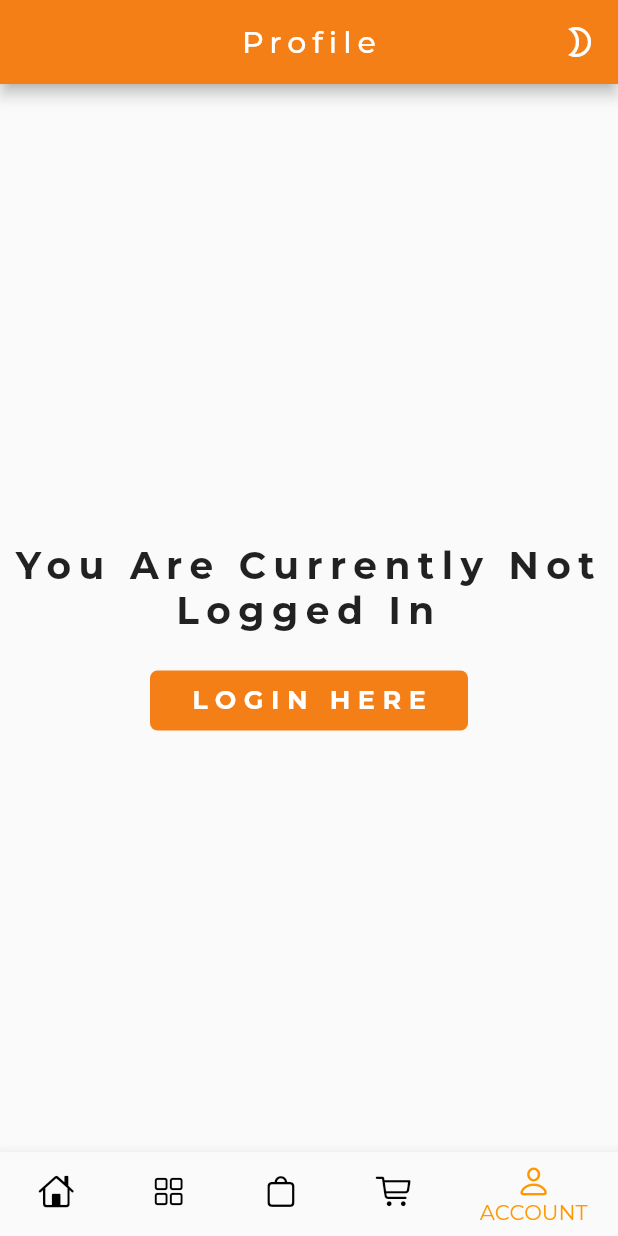
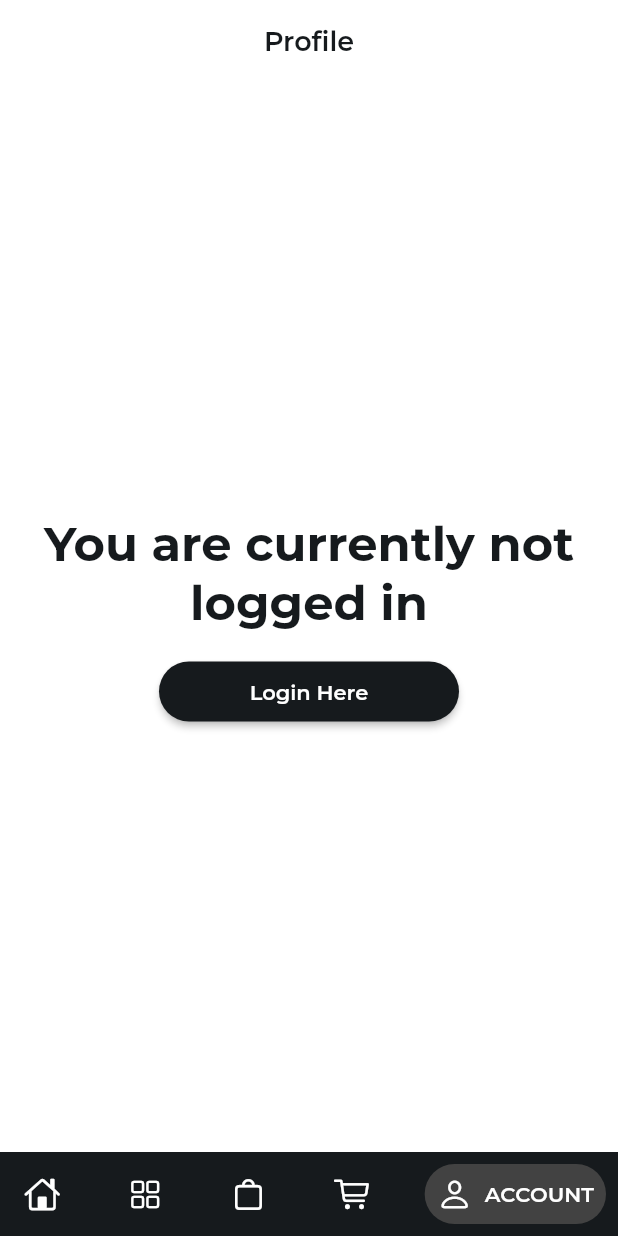
Before and after one commit to bryandk26/second_hand, a Flutter app: the screen it shows after launch, item 5 of the bottom bar chosen, on a phone screen of 412 x 824 dp. Run offline on Flutter 3.47's test engine with Material 2 defaults, Android fonts, the phone set to English and light mode, and no system bars; drawn by our look-alikes of google_nav_bar; our stand-ins replace cloud_firestore, firebase_auth, firebase_core, firebase_storage, flutter_easyloading, image_picker; accounts and stored records are empty.

Commit message:
refactor accountScreen + editProfileScreen

```diff
--- a/lib/buyers/views/auth/login_view.dart
+++ b/lib/buyers/views/auth/login_view.dart
@@ -102,7 +102,6 @@ class _LoginViewState extends State<LoginView> {
                   TextFormGlobal(
                     text: 'Email',
                     textInputType: TextInputType.emailAddress,
-                    obsecure: false,
                     context: context,
                     onChanged: (value) {
                       email = value;
--- a/lib/buyers/views/auth/register_view.dart
+++ b/lib/buyers/views/auth/register_view.dart
@@ -120,7 +120,6 @@ class _RegisterViewState extends State<RegisterView> {
                   TextFormGlobal(
                     text: 'Full Name',
                     textInputType: TextInputType.text,
-                    obsecure: false,
                     context: context,
                     onChanged: (value) {
                       fullName = value;
@@ -133,7 +132,6 @@ class _RegisterViewState extends State<RegisterView> {
                   TextFormGlobal(
                     text: 'Email',
                     textInputType: TextInputType.emailAddress,
-                    obsecure: false,
                     context: context,
                     onChanged: (value) {
                       email = value;
@@ -146,7 +144,6 @@ class _RegisterViewState extends State<RegisterView> {
                   TextFormGlobal(
                     text: 'Phone Number',
                     textInputType: TextInputType.phone,
-                    obsecure: false,
                     context: context,
                     onChanged: (value) {
                       phoneNumber = value;
--- a/lib/buyers/views/main_screen.dart
+++ b/lib/buyers/views/main_screen.dart
@@ -1,10 +1,12 @@
 import 'package:flutter/cupertino.dart';
 import 'package:flutter/material.dart';
+import 'package:google_nav_bar/google_nav_bar.dart';
 import 'package:second_chance/buyers/views/nav_screens/account_screen.dart';
 import 'package:second_chance/buyers/views/nav_screens/cart_screen.dart';
 import 'package:second_chance/buyers/views/nav_screens/categories_screen.dart';
 import 'package:second_chance/buyers/views/nav_screens/home_screen.dart';
 import 'package:second_chance/buyers/views/nav_screens/store_screen.dart';
+import 'package:second_chance/theme.dart';
 
 class MainScreen extends StatefulWidget {
   const MainScreen({super.key});
@@ -26,37 +28,46 @@ class _MainScreenState extends State<MainScreen> {
   @override
   Widget build(BuildContext context) {
     return Scaffold(
-      bottomNavigationBar: BottomNavigationBar(
-        currentIndex: _pageIndex,
-        onTap: (value) {
+      bottomNavigationBar: Container(
+        color: blackColor,
+        child: Padding(
+          padding: const EdgeInsets.all(8.0),
+          child: GNav(
+              backgroundColor: blackColor,
+              color: whiteColor,
+              activeColor: whiteColor,
+              tabBackgroundColor: darkGrey,
+              gap: 8,
+              padding: EdgeInsets.all(8),
+              selectedIndex: _pageIndex,
+              onTabChange: (value) {
                 setState(() {
                   _pageIndex = value;
                 });
               },
-        unselectedItemColor: Colors.black,
-        selectedItemColor: Colors.orange,
-        items: [
-          BottomNavigationBarItem(
-            icon: Icon(CupertinoIcons.home),
-            label: 'HOME',
+              tabs: [
+                GButton(
+                  icon: CupertinoIcons.home,
+                  text: 'HOME',
                 ),
-          BottomNavigationBarItem(
-            icon: Icon(CupertinoIcons.square_grid_2x2),
-            label: 'CATEGORIES',
+                GButton(
+                  icon: CupertinoIcons.square_grid_2x2,
+                  text: 'CATEGORIES',
                 ),
-          BottomNavigationBarItem(
-            icon: Icon(CupertinoIcons.bag),
-            label: 'STORE',
+                GButton(
+                  icon: CupertinoIcons.bag,
+                  text: 'STORE',
                 ),
-          BottomNavigationBarItem(
-            icon: Icon(CupertinoIcons.cart),
-            label: 'CART',
+                GButton(
+                  icon: CupertinoIcons.cart,
+                  text: 'CART',
                 ),
-          BottomNavigationBarItem(
-            icon: Icon(CupertinoIcons.person),
-            label: 'ACCOUNT',
+                GButton(
+                  icon: CupertinoIcons.person,
+                  text: 'ACCOUNT',
                 ),
-        ],
+              ]),
+        ),
       ),
       body: _pages[_pageIndex],
     );
--- /dev/null
+++ b/lib/buyers/views/nav_screens/widget_screen/account_without_login_screen.dart
@@ -0,0 +1,62 @@
+import 'package:flutter/material.dart';
+import 'package:second_chance/buyers/views/auth/login_view.dart';
+import 'package:second_chance/theme.dart';
+
+class LoggedOutUserAccountScreen extends StatelessWidget {
+  const LoggedOutUserAccountScreen({super.key});
+
+  @override
+  Widget build(BuildContext context) {
+    return Scaffold(
+      backgroundColor: whiteColor,
+      appBar: AppBar(
+        backgroundColor: whiteColor,
+        elevation: 0,
+        centerTitle: true,
+        title: Text(
+          'Profile',
+          style: subTitle,
+        ),
+      ),
+      body: Center(
+        child: Container(
+          alignment: Alignment.center,
+          padding: EdgeInsets.all(28.0),
+          child: Column(
+            mainAxisAlignment: MainAxisAlignment.center,
+            children: [
+              Text(
+                'You are currently not logged in',
+                textAlign: TextAlign.center,
+                style: titleText,
+              ),
+              SizedBox(height: 20),
+              SizedBox(
+                width: 200,
+                height: 40,
+                child: ElevatedButton(
+                    onPressed: () {
+                      Navigator.pushReplacement(context, MaterialPageRoute(
+                        builder: (context) {
+                          return LoginView();
+                        },
+                      ));
+                    },
+                    style: ElevatedButton.styleFrom(
+                      backgroundColor: blackColor,
+                      side: BorderSide.none,
+                      shape: StadiumBorder(),
+                    ),
+                    child: Text(
+                      'Login Here',
+                      style: TextStyle(
+                          color: whiteColor, fontWeight: FontWeight.w600),
+                    )),
+              ),
+            ],
+          ),
+        ),
+      ),
+    );
+  }
+}
--- a/lib/buyers/views/splash_view.dart
+++ b/lib/buyers/views/splash_view.dart
@@ -1,6 +1,5 @@
 import 'dart:async';
 import 'package:flutter/material.dart';
-import 'package:second_chance/buyers/views/auth/login_view.dart';
 import 'package:second_chance/buyers/views/main_screen.dart';
 import 'package:second_chance/theme.dart';
 
--- a/lib/buyers/views/widgets/text_form_global.dart
+++ b/lib/buyers/views/widgets/text_form_global.dart
@@ -7,7 +7,7 @@ class TextFormGlobal extends StatelessWidget {
     this.controller,
     required this.text,
     required this.textInputType,
-    required this.obsecure,
+    this.obsecure = false,
     this.onChanged,
     required this.context,
   });
--- a/lib/theme.dart
+++ b/lib/theme.dart
@@ -4,13 +4,14 @@ const primaryColor = Color(0xFFD90429);
 const blackColor = Color(0xFF161A1D);
 const whiteColor = Color(0xFFFFFFFF);
 const greyColor = Color(0xFFb1a7a6);
+const darkGrey = Color(0xFF424242);
 
 const kDefaultPadding = EdgeInsets.symmetric(horizontal: 30);
 
 TextStyle titleText =
     TextStyle(color: blackColor, fontSize: 32, fontWeight: FontWeight.w700);
 TextStyle subTitle =
-    TextStyle(color: blackColor, fontSize: 18, fontWeight: FontWeight.w500);
+    TextStyle(color: blackColor, fontSize: 18, fontWeight: FontWeight.w600);
 TextStyle textButton = TextStyle(
   color: whiteColor,
   fontSize: 18,
--- a/pubspec.yaml
+++ b/pubspec.yaml
@@ -43,6 +43,7 @@ dependencies:
   image_picker: ^0.8.7+1
   flutter_easyloading: ^3.0.5
   provider: ^6.0.5
+  google_nav_bar: ^5.0.6
 
 dev_dependencies:
   flutter_test:
```
Also changed, not shown: lib/buyers/views/inner_screens/edit_profile_screen.dart (+157 -100 lines), lib/buyers/views/nav_screens/account_screen.dart (+89 -160 lines), lib/buyers/views/widgets/profile_menu_widget.dart (added, +59 -0 lines). Lines whose indentation alone changed are shown as unchanged.
